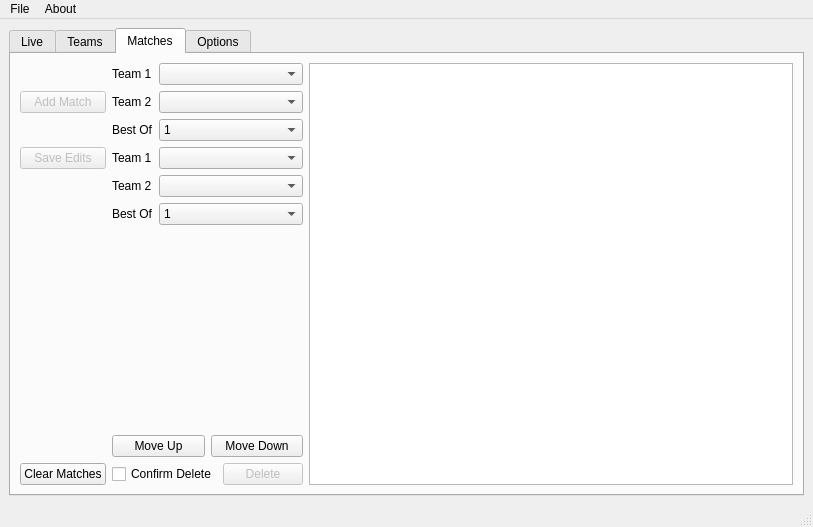
Before: the Qt Designer form static/form.ui in chhopsky/updatethestream, drawn with Qt 5.
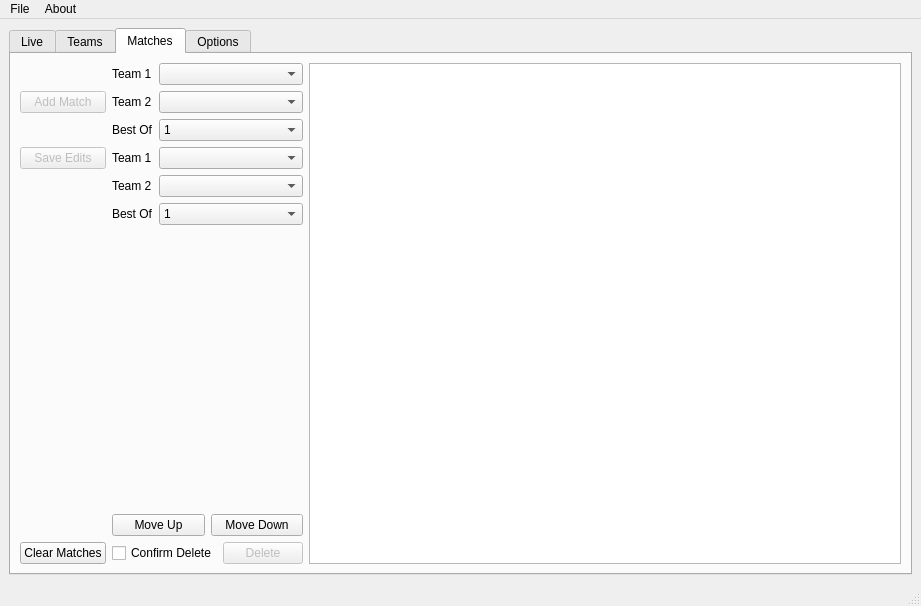
After: the same form once the commit is applied. The open tabs and pages were chosen to show the change. Icons and pictures are not drawn.

Commit message: Enabled Drag-N-Drop functionality to match_list_widget

The edit to the form file:
```diff
--- a/static/form.ui
+++ b/static/form.ui
@@ -6,8 +6,8 @@
    <rect>
     <x>0</x>
     <y>0</y>
-    <width>813</width>
-    <height>516</height>
+    <width>921</width>
+    <height>606</height>
    </rect>
   </property>
   <property name="sizePolicy">
@@ -1237,8 +1237,8 @@
     <rect>
      <x>0</x>
      <y>0</y>
-     <width>813</width>
-     <height>21</height>
+     <width>921</width>
+     <height>26</height>
     </rect>
    </property>
    <widget class="QMenu" name="menuSomeone_Update_The_Stream">
```
Left out of the diff: 14 changed lines with no effect on the pictures.
